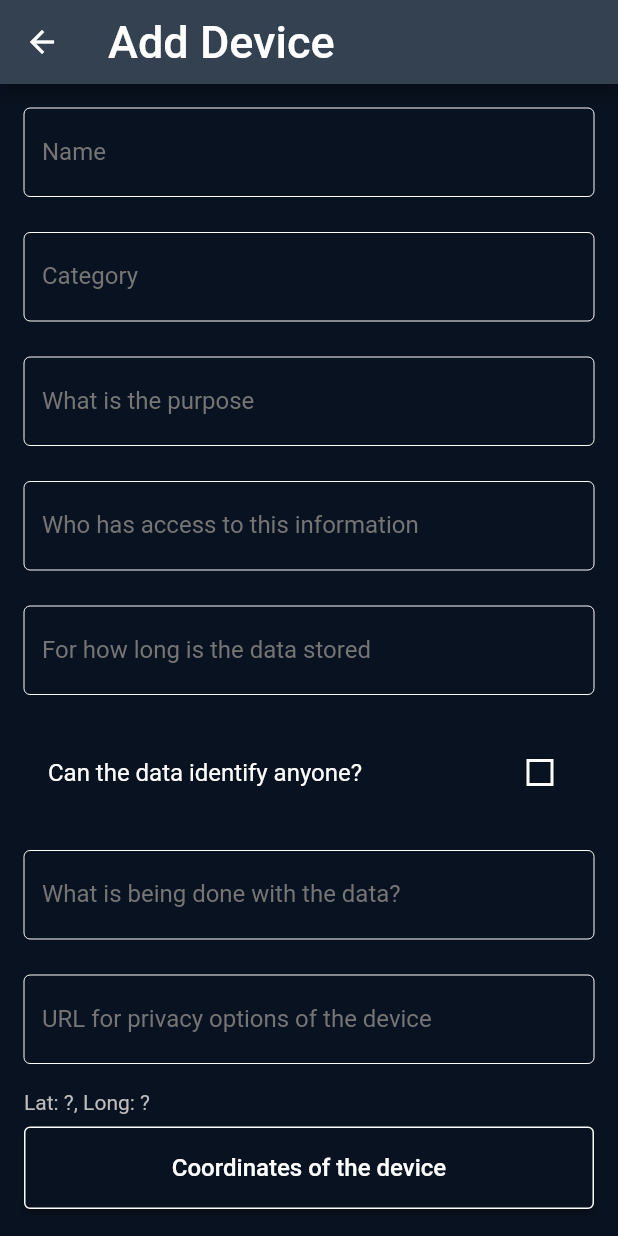
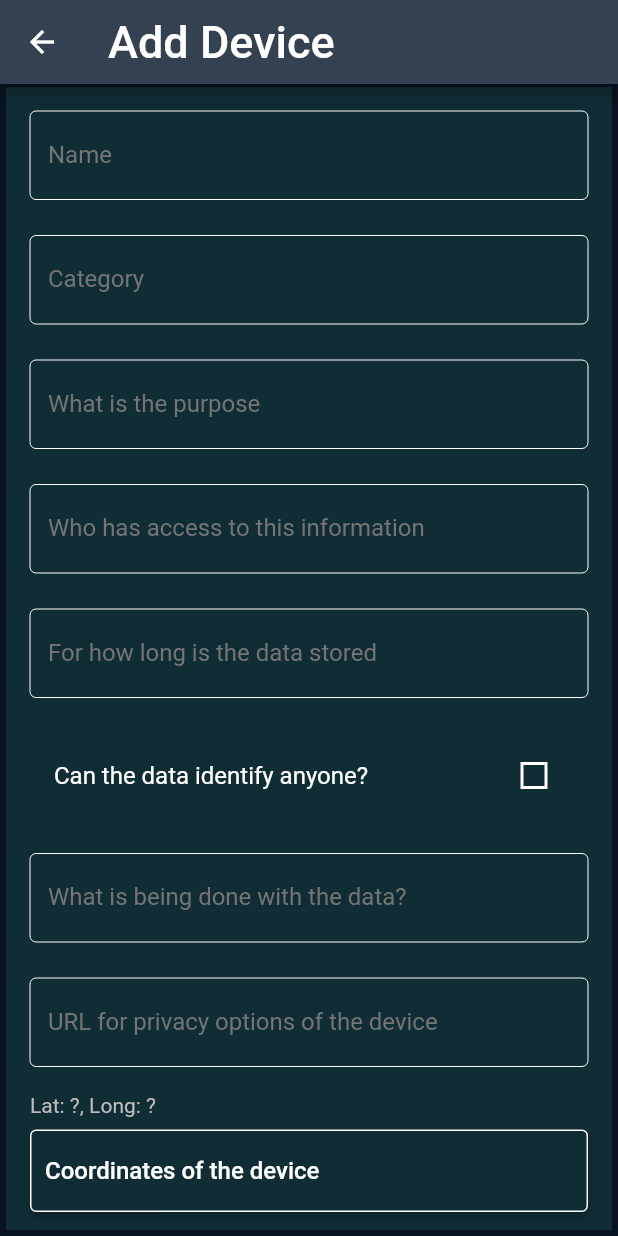
Before and after one commit to nelson-vieira/masters-thesis, a Flutter app: the Create screen opened by its route, on a phone screen of 412 x 824 dp. Run offline on Flutter 3.47's test engine with Material 2 defaults, Android fonts, the phone set to English and light mode, and no system bars; our stand-ins replace cloud_firestore, datetime_picker_formfield, email_validator, firebase_auth, firebase_core, flutter_map and 2 more; missing offline and left inert: firebase_core_platform_interface, ipsum; accounts and stored records are empty.

Commit message:
Update device create page frontend
Signed-off-by: Nelson Vieira <2080511@student.uma.pt>

```diff
--- a/masters-thesis/app/lib/pages/devices/create.dart
+++ b/masters-thesis/app/lib/pages/devices/create.dart
@@ -124,7 +124,12 @@ class _CreateState extends State<Create> {
         ),
         backgroundColor: const Color(0xFF334150),
       ),
-      body: ListView(
+      body: Padding(
+        padding:
+            const EdgeInsets.only(top: 2.0, right: 4.0, left: 4.0, bottom: 4.0),
+        child: Container(
+          color: const Color.fromARGB(255, 16, 44, 53),
+          child: ListView(
             padding: EdgeInsets.all(16),
             children: <Widget>[
               TextField(
@@ -231,17 +236,24 @@ class _CreateState extends State<Create> {
               ),
               ElevatedButton(
                 style: ElevatedButton.styleFrom(
-              backgroundColor: const Color(0xFF091220),
+                  backgroundColor: const Color.fromARGB(255, 16, 44, 53),
                   padding: const EdgeInsets.only(
-                  left: 0.0, top: 18.0, right: 0.0, bottom: 18.0),
+                      left: 10.0, top: 18.0, right: 0.0, bottom: 18.0),
                   side: const BorderSide(
                       width: 1, // the thickness
                       color: Colors.white // the color of the border
                       ),
                 ),
-            child: const Text(
+                child: const Align(
+                  alignment: Alignment.centerLeft,
+                  child: Text(
                     "Coordinates of the device",
-              style: TextStyle(fontSize: 16.0, color: Colors.white),
+                    style: TextStyle(
+                      fontSize: 16.0,
+                      color: Colors.white,
+                    ),
+                    textAlign: TextAlign.start,
+                  ),
                 ),
                 onPressed: () {
                   showDialog(
@@ -263,7 +275,11 @@ class _CreateState extends State<Create> {
                 height: 32,
               ),
               ElevatedButton(
-            child: const Text("Create Device"),
+                style: ElevatedButton.styleFrom(
+                  backgroundColor: Color(0xFF0A8A4E),
+                  padding: const EdgeInsets.only(
+                      left: 0.0, top: 18.0, right: 0.0, bottom: 18.0),
+                ),
                 onPressed: () {
                   final device = Device(
                     name: controllerName.text.trim(),
@@ -283,8 +299,14 @@ class _CreateState extends State<Create> {
                   createDevice(device);
                   Navigator.of(context).popUntil((route) => route.isFirst);
                 },
+                child: const Text(
+                  "Create device",
+                  style: TextStyle(fontSize: 16.0, color: Colors.white),
+                ),
               ),
             ],
+          ),
+        ),
       ),
     );
   }
```
Lines whose indentation alone changed are shown as unchanged.
